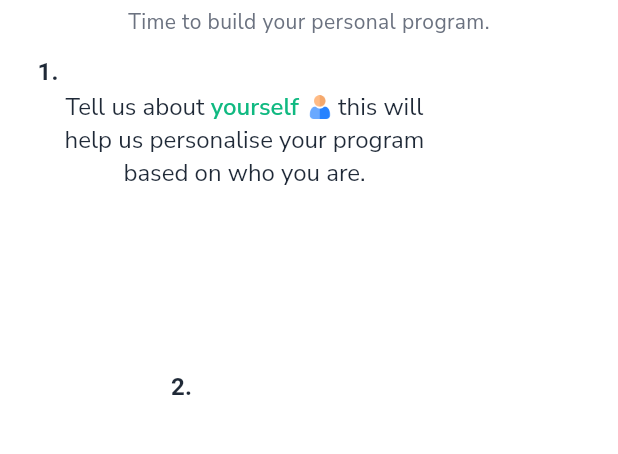
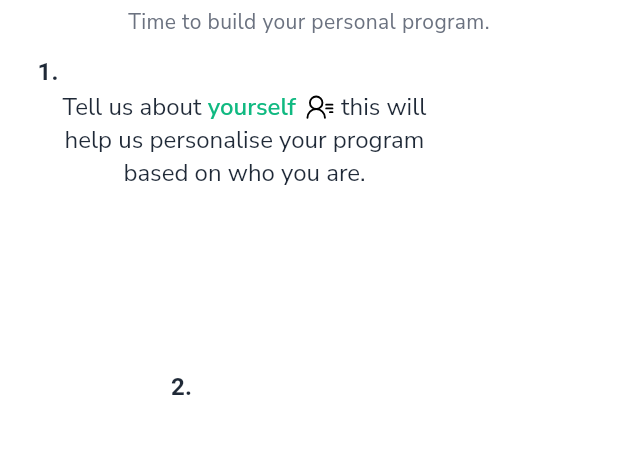
Before and after one commit to mahmoudal99/moctarnutrition, a Flutter app: the OnboardingScreen screen opened by its route, after a tap on "Let's Begin", on a phone screen of 412 x 824 dp, the part 118-572 px from its top. Run offline on Flutter 3.47's test engine with Material 3 defaults, Android fonts, the phone set to English and light mode, and no system bars; our stand-ins replace auth_buttons, cached_network_image, cloud_firestore, confetti, dotted_border, firebase_auth and 19 more; missing offline and left inert: flutter_floating_bottom_bar, flutter_stripe, mobile_scanner, openfoodfacts; accounts and stored records are empty; project files that could hold a hidden picture were left out.

Commit message:
Improve onboarding flow, improve design for pending meal plan, fix settings bug

```diff
--- a/lib/features/onboarding/presentation/steps/benefit_card.dart
+++ b/lib/features/onboarding/presentation/steps/benefit_card.dart
@@ -1,9 +1,10 @@
 import 'package:flutter/material.dart';
+import 'package:flutter_svg/flutter_svg.dart';
 
 import '../../../../core/constants/app_constants.dart';
 
 class BenefitCard extends StatelessWidget {
-  final IconData icon;
+  final String icon;
   final String title;
   final String description;
 
@@ -30,18 +31,10 @@ class BenefitCard extends StatelessWidget {
       child: Row(
         crossAxisAlignment: CrossAxisAlignment.start,
         children: [
-          Container(
-            width: 48,
-            height: 48,
-            decoration: BoxDecoration(
-              color: AppConstants.backgroundColor,
-              borderRadius: BorderRadius.circular(AppConstants.radiusS),
-            ),
-            child: Icon(
-              icon,
-              color: AppConstants.textPrimary,
-              size: 24,
-            ),
+          SvgPicture.asset(
+            "assets/images/${icon}",
+            color: AppConstants.textPrimary,
+            height: 40,
           ),
           const SizedBox(width: AppConstants.spacingM),
           Expanded(
--- a/lib/features/onboarding/presentation/steps/benefit_item.dart
+++ b/lib/features/onboarding/presentation/steps/benefit_item.dart
@@ -1,7 +1,6 @@
-import 'package:flutter/material.dart';
 
 class BenefitItem {
-  final IconData icon;
+  final String icon;
   final String title;
   final String description;
 
--- a/lib/features/onboarding/presentation/steps/onboarding_moctar_intro_step.dart
+++ b/lib/features/onboarding/presentation/steps/onboarding_moctar_intro_step.dart
@@ -130,19 +130,19 @@ class _OnboardingMoctarIntroStepState extends State<OnboardingMoctarIntroStep> {
   Widget _buildBenefitsList() {
     final benefits = [
       BenefitItem(
-        icon: Icons.fitness_center,
+        icon: "file-01-stroke-rounded.svg",
         title: 'Personalized Plans',
         description:
             'Customized nutrition and workout programs tailored to your goals',
       ),
       BenefitItem(
-        icon: Icons.analytics_outlined,
+        icon: "chart-line-data-01-stroke-rounded.svg",
         title: 'Track Your Progress',
         description:
             'Monitor your journey with detailed analytics and insights',
       ),
       BenefitItem(
-        icon: Icons.support_agent,
+        icon: "comment-01-stroke-rounded.svg",
         title: 'Expert Guidance',
         description:
             'Get professional support and advice throughout your fitness journey',
--- a/lib/features/onboarding/presentation/steps/onboarding_welcome_step.dart
+++ b/lib/features/onboarding/presentation/steps/onboarding_welcome_step.dart
@@ -2,6 +2,7 @@ import 'dart:async';
 
 import 'package:champions_gym_app/core/constants/app_constants.dart';
 import 'package:flutter/material.dart';
+import 'package:flutter_svg/flutter_svg.dart';
 
 class OnboardingWelcomeStep extends StatefulWidget {
   const OnboardingWelcomeStep({super.key});
@@ -107,7 +108,7 @@ class _OnboardingWelcomeStepState extends State<OnboardingWelcomeStep> {
                     child: _StepCard(
                       stepNumber: 1,
                       width: cardWidth,
-                      icon: "user.png",
+                      icon: "user-list-stroke-rounded.svg",
                       isVisible: _cardVisible[0],
                       highlightWords: ['yourself'],
                       cardMessage:
@@ -119,7 +120,7 @@ class _OnboardingWelcomeStepState extends State<OnboardingWelcomeStep> {
                     top: centerY,
                     child: _StepCard(
                       stepNumber: 2,
-                      icon: "targeting.png",
+                      icon: "target-02-stroke-rounded.svg",
                       width: cardWidth,
                       isVisible: _cardVisible[1],
                       highlightWords: ["goals"],
@@ -133,7 +134,7 @@ class _OnboardingWelcomeStepState extends State<OnboardingWelcomeStep> {
                     child: _StepCard(
                       stepNumber: 3,
                       width: cardWidth,
-                      icon: "check-in.png",
+                      icon: "pay-by-check-stroke-rounded.svg",
                       isVisible: _cardVisible[2],
                       highlightWords: ["Moctar"],
                       cardMessage:
@@ -199,9 +200,9 @@ class _StepCard extends StatelessWidget {
             alignment: PlaceholderAlignment.middle,
             child: Padding(
               padding: const EdgeInsets.only(left: 6.0),
-              child: Image.asset(
+              child: SvgPicture.asset(
                 "assets/images/$icon",
-                height: 16,
+                height: 20,
               ),
             ),
           ),
--- a/lib/features/onboarding/presentation/widgets/onboarding_navigation_buttons.dart
+++ b/lib/features/onboarding/presentation/widgets/onboarding_navigation_buttons.dart
@@ -27,13 +27,11 @@ class OnboardingNavigationButtons extends StatelessWidget {
 
   @override
   Widget build(BuildContext context) {
-    // Hide navigation buttons for final step only (but not rating step)
-    if (currentPage == totalSteps - 1 && currentPage != 17) {
-      return const SizedBox.shrink();
-    }
+    final bool isFinalStep = currentPage == totalSteps - 1;
+    final bool isNotificationStep = currentPage == totalSteps - 2;
 
-    // Show notification-specific buttons for workout notifications step (step 16)
-    if (currentPage == 16) {
+    // Show notification-specific buttons for workout notifications step
+    if (isNotificationStep) {
       return AnimatedContainer(
         duration: const Duration(milliseconds: 300),
         padding: const EdgeInsets.symmetric(
@@ -67,7 +65,7 @@ class OnboardingNavigationButtons extends StatelessWidget {
                     onNotificationEnable?.call();
                   },
                   text: 'Enable Notifications',
-                  type: ButtonType.primary,
+                  type: ButtonType.auth,
                 ),
               ),
             ),
@@ -109,7 +107,7 @@ class OnboardingNavigationButtons extends StatelessWidget {
                 height: 52,
                 child: CustomButton(
                   type: ButtonType.auth,
-                  text: currentPage == totalSteps - 1 && currentPage != 17
+                  text: isFinalStep
                       ? 'Get Started'
                       : currentPage == 0
                           ? "Let's Begin"
@@ -117,11 +115,7 @@ class OnboardingNavigationButtons extends StatelessWidget {
                   onPressed: isNextEnabled
                       ? () {
                           HapticFeedback.mediumImpact();
-                          if (currentPage == totalSteps - 1 && currentPage != 17) {
-                            onComplete?.call();
-                          } else {
-                            onNext();
-                          }
+                          onNext();
                         }
                       : null,
                 ),
```
Also changed, not shown: lib/features/meal_prep/presentation/widgets/waiting_for_meal_plan.dart (+23 -6 lines), assets/images/pay-by-check-stroke-rounded.svg (added), assets/images/target-02-stroke-rounded.svg (added).
